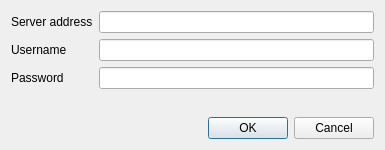
DmitryMI/PiTV, file PiTVDesktopViewer/PiTVDesktopViewer/EditServerDialog.ui: the form before one commit.
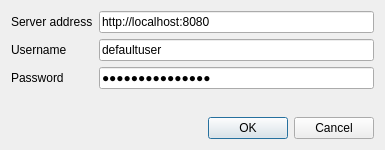
The form after the commit.

The edit to the form file:
```diff
--- a/PiTVDesktopViewer/PiTVDesktopViewer/EditServerDialog.ui
+++ b/PiTVDesktopViewer/PiTVDesktopViewer/EditServerDialog.ui
@@ -24,7 +24,11 @@
       </widget>
      </item>
      <item row="0" column="1">
-      <widget class="QLineEdit" name="serverAddressLine"/>
+      <widget class="QLineEdit" name="serverAddressLine">
+       <property name="text">
+        <string>http://localhost:8080</string>
+       </property>
+      </widget>
      </item>
      <item row="1" column="0">
       <widget class="QLabel" name="label_2">
@@ -34,7 +38,11 @@
       </widget>
      </item>
      <item row="1" column="1">
-      <widget class="QLineEdit" name="usernameLine"/>
+      <widget class="QLineEdit" name="usernameLine">
+       <property name="text">
+        <string>defaultuser</string>
+       </property>
+      </widget>
      </item>
      <item row="2" column="0">
       <widget class="QLabel" name="label_3">
@@ -48,6 +56,9 @@
        <property name="inputMask">
         <string/>
        </property>
+       <property name="text">
+        <string>defaultpassword</string>
+       </property>
        <property name="echoMode">
         <enum>QLineEdit::Password</enum>
        </property>
```
